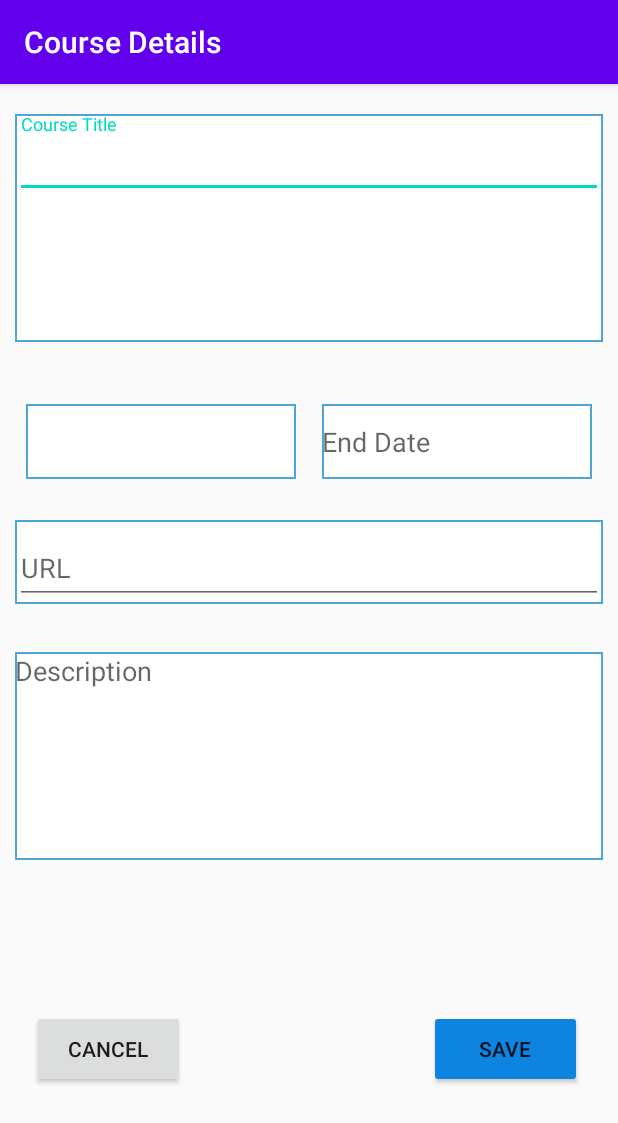
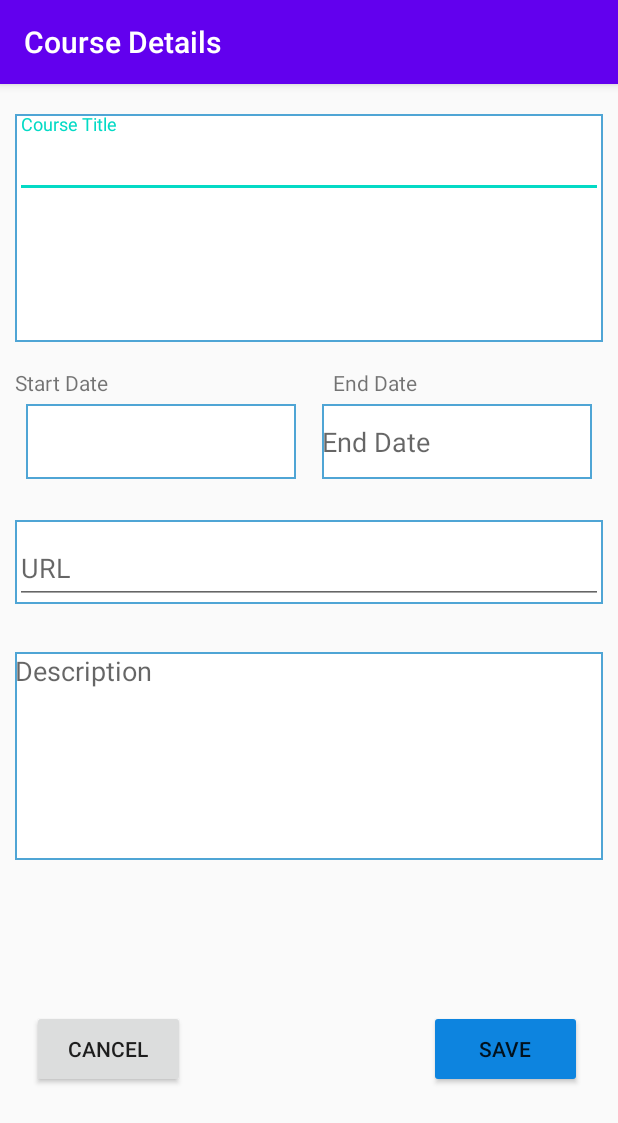
Before and after one commit to Acrylami/CodingCrowsTeam3, an Android app: the CourseDetails screen opened directly, with no data from a screen before it, on a phone screen of 412 x 824 dp. Shown: the top 1123 px of the screen. Run offline under Robolectric (Android 15) with nearby library versions, the phone set to English and light mode, and no system bars.

Commit message:
added tetxviews for dates

```diff
--- a/app/src/main/res/layout/activity_course_details.xml
+++ b/app/src/main/res/layout/activity_course_details.xml
@@ -6,6 +6,16 @@
     android:layout_height="match_parent"
     tools:context=".CourseDetails">
 
+
+    <TextView
+        android:id="@+id/textView2"
+        android:layout_width="wrap_content"
+        android:layout_height="wrap_content"
+        android:layout_marginTop="17dp"
+        android:layout_marginEnd="134dp"
+        android:text="End Date"
+        app:layout_constraintEnd_toEndOf="parent"
+        app:layout_constraintTop_toBottomOf="@+id/textField" />
 
     <com.google.android.material.textfield.TextInputLayout
         android:id="@+id/textField"
@@ -133,4 +143,14 @@
         app:layout_constraintStart_toStartOf="parent"
         app:layout_constraintTop_toBottomOf="@+id/textInputLayout" />
 
+    <TextView
+        android:id="@+id/textView"
+        android:layout_width="0dp"
+        android:layout_height="wrap_content"
+        android:layout_marginStart="10dp"
+        android:layout_marginTop="17dp"
+        android:text="Start Date"
+        app:layout_constraintStart_toStartOf="parent"
+        app:layout_constraintTop_toBottomOf="@+id/textField" />
+
 </androidx.constraintlayout.widget.ConstraintLayout>
```
